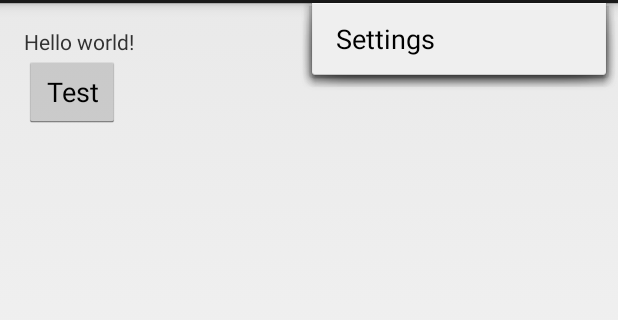
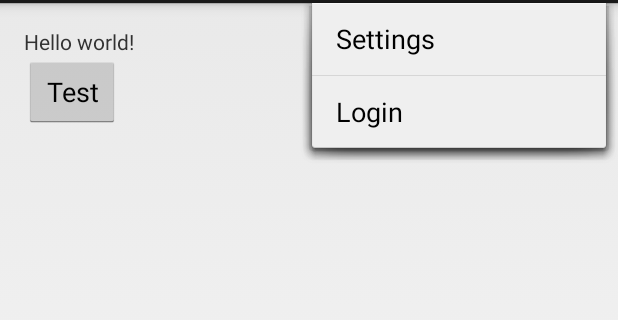
Before and after one commit to jordanbang/DailyPlay, an Android app: the screen it shows after launch (MainActivity), with the options menu open, on a phone screen of 412 x 824 dp, the part 69-389 px from its top. Run offline under Robolectric (Android 15) with nearby library versions, the light colour scheme and no system bars.

Commit message:
Added login button.  Need to work on login logic though, will fail right now.

```diff
--- a/app/src/main/java/com/jb/dailyplay/activities/MainActivity.java
+++ b/app/src/main/java/com/jb/dailyplay/activities/MainActivity.java
@@ -55,11 +55,11 @@ public class MainActivity extends Activity {
                 test();
             }
         });
-        promptForUserInformation(false);
+        promptForUserInformation(false, false);
     }
 
-    private void promptForUserInformation(boolean isReprompt) {
-        if (DailyPlaySharedPrefUtils.doesUserInformationExist()) {
+    private void promptForUserInformation(boolean isReprompt, final boolean isRelog) {
+        if (DailyPlaySharedPrefUtils.doesUserInformationExist() && !isRelog) {
             return;
         }
 
@@ -93,7 +93,7 @@ public class MainActivity extends Activity {
                             if (isSuccessful) {
                                 Toast.makeText(MainActivity.this, "Login Successful", Toast.LENGTH_SHORT);
                             } else {
-                                promptForUserInformation(true);
+                                promptForUserInformation(true, isRelog);
                             }
                         }
                     };
@@ -125,10 +125,14 @@ public class MainActivity extends Activity {
         // automatically handle clicks on the Home/Up button, so long
         // as you specify a parent activity in AndroidManifest.xml.
         int id = item.getItemId();
-        if (id == R.id.action_settings) {
-            Intent intent = new Intent(this, SettingsActivity.class);
-            startActivity(intent);
-            return true;
+        switch(id) {
+            case R.id.action_settings:
+                Intent intent = new Intent(this, SettingsActivity.class);
+                startActivity(intent);
+                return true;
+            case R.id.action_login:
+                promptForUserInformation(false, true);
+                break;
         }
         return super.onOptionsItemSelected(item);
     }
--- a/app/src/main/res/menu/main.xml
+++ b/app/src/main/res/menu/main.xml
@@ -6,4 +6,9 @@
         android:title="@string/action_settings"
         android:orderInCategory="100"
         app:showAsAction="always" />
+
+    <item android:id="@+id/action_login"
+          android:title="Login"
+          android:orderInCategory="200"
+          app:showAsAction="always"/>
 </menu>
```
